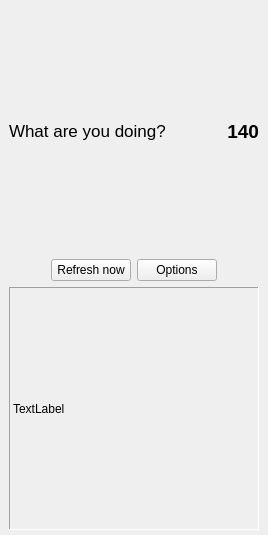
asolfre/qwit, file MainWindow.ui: the form before one commit.
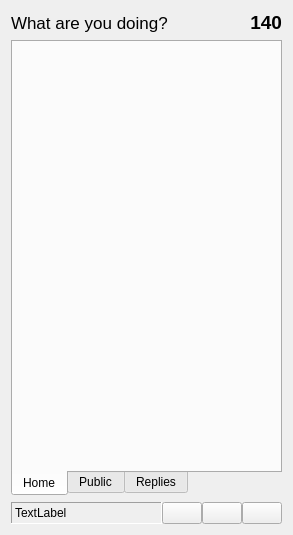
The form after the commit. Icons and pictures are not drawn.

Commit message: Fixed some bugs, added public timeline and replies pages, improved user interface

```diff
--- a/MainWindow.ui
+++ b/MainWindow.ui
@@ -5,7 +5,7 @@
    <rect>
     <x>0</x>
     <y>0</y>
-    <width>268</width>
+    <width>293</width>
     <height>535</height>
    </rect>
   </property>
@@ -16,18 +16,6 @@
    <iconset resource="qwit.qrc" >:/images/qwit.png</iconset>
   </property>
   <layout class="QGridLayout" >
-   <property name="leftMargin" >
-    <number>9</number>
-   </property>
-   <property name="topMargin" >
-    <number>9</number>
-   </property>
-   <property name="rightMargin" >
-    <number>9</number>
-   </property>
-   <property name="bottomMargin" >
-    <number>5</number>
-   </property>
    <item row="0" column="0" >
     <layout class="QVBoxLayout" >
      <item>
@@ -228,25 +216,71 @@
        </item>
       </layout>
      </item>
+     <item>
+      <widget class="QTabWidget" name="tabWidget" >
+       <property name="tabPosition" >
+        <enum>QTabWidget::South</enum>
+       </property>
+       <property name="currentIndex" >
+        <number>0</number>
+       </property>
+       <widget class="QWidget" name="homeTab" >
+        <attribute name="title" >
+         <string>Home</string>
+        </attribute>
+       </widget>
+       <widget class="QWidget" name="publicTab" >
+        <attribute name="title" >
+         <string>Public</string>
+        </attribute>
+       </widget>
+       <widget class="QWidget" name="repliesTab" >
+        <attribute name="title" >
+         <string>Replies</string>
+        </attribute>
+       </widget>
+      </widget>
+     </item>
      <item>
       <layout class="QHBoxLayout" >
+       <property name="spacing" >
+        <number>0</number>
+       </property>
        <item>
-        <spacer>
-         <property name="orientation" >
-          <enum>Qt::Horizontal</enum>
+        <widget class="QLabel" name="stateLabel" >
+         <property name="sizePolicy" >
+          <sizepolicy vsizetype="Preferred" hsizetype="Ignored" >
+           <horstretch>0</horstretch>
+           <verstretch>0</verstretch>
+          </sizepolicy>
          </property>
-         <property name="sizeHint" >
-          <size>
-           <width>31</width>
-           <height>16</height>
-          </size>
+         <property name="frameShape" >
+          <enum>QFrame::Panel</enum>
          </property>
-        </spacer>
+         <property name="frameShadow" >
+          <enum>QFrame::Sunken</enum>
+         </property>
+         <property name="text" >
+          <string>TextLabel</string>
+         </property>
+         <property name="indent" >
+          <number>-1</number>
+         </property>
+        </widget>
        </item>
        <item>
         <widget class="QPushButton" name="refreshPushButton" >
+         <property name="sizePolicy" >
+          <sizepolicy vsizetype="Fixed" hsizetype="Fixed" >
+           <horstretch>0</horstretch>
+           <verstretch>0</verstretch>
+          </sizepolicy>
+         </property>
          <property name="text" >
-          <string>Refresh now</string>
+          <string/>
+         </property>
+         <property name="icon" >
+          <iconset resource="qwit.qrc" >:/images/reload.png</iconset>
          </property>
          <property name="autoDefault" >
           <bool>false</bool>
@@ -255,8 +289,17 @@
        </item>
        <item>
         <widget class="QPushButton" name="optionsPushButton" >
+         <property name="sizePolicy" >
+          <sizepolicy vsizetype="Fixed" hsizetype="Fixed" >
+           <horstretch>0</horstretch>
+           <verstretch>0</verstretch>
+          </sizepolicy>
+         </property>
          <property name="text" >
-          <string>Options</string>
+          <string/>
+         </property>
+         <property name="icon" >
+          <iconset resource="qwit.qrc" >:/images/options.png</iconset>
          </property>
          <property name="autoDefault" >
           <bool>false</bool>
@@ -264,42 +307,26 @@
         </widget>
        </item>
        <item>
-        <spacer>
-         <property name="orientation" >
-          <enum>Qt::Horizontal</enum>
+        <widget class="QPushButton" name="exitPushButton" >
+         <property name="sizePolicy" >
+          <sizepolicy vsizetype="Fixed" hsizetype="Fixed" >
+           <horstretch>0</horstretch>
+           <verstretch>0</verstretch>
+          </sizepolicy>
          </property>
-         <property name="sizeHint" >
-          <size>
-           <width>31</width>
-           <height>20</height>
-          </size>
+         <property name="text" >
+          <string/>
          </property>
-        </spacer>
+         <property name="icon" >
+          <iconset resource="qwit.qrc" >:/images/exit.png</iconset>
+         </property>
+         <property name="autoDefault" >
+          <bool>false</bool>
+         </property>
+        </widget>
        </item>
       </layout>
      </item>
-     <item>
-      <widget class="QLabel" name="stateLabel" >
-       <property name="sizePolicy" >
-        <sizepolicy vsizetype="Preferred" hsizetype="Ignored" >
-         <horstretch>0</horstretch>
-         <verstretch>0</verstretch>
-        </sizepolicy>
-       </property>
-       <property name="frameShape" >
-        <enum>QFrame::Panel</enum>
-       </property>
-       <property name="frameShadow" >
-        <enum>QFrame::Sunken</enum>
-       </property>
-       <property name="text" >
-        <string>TextLabel</string>
-       </property>
-       <property name="indent" >
-        <number>-1</number>
-       </property>
-      </widget>
-     </item>
     </layout>
    </item>
   </layout>
```
The commit also changes 10 other files.
